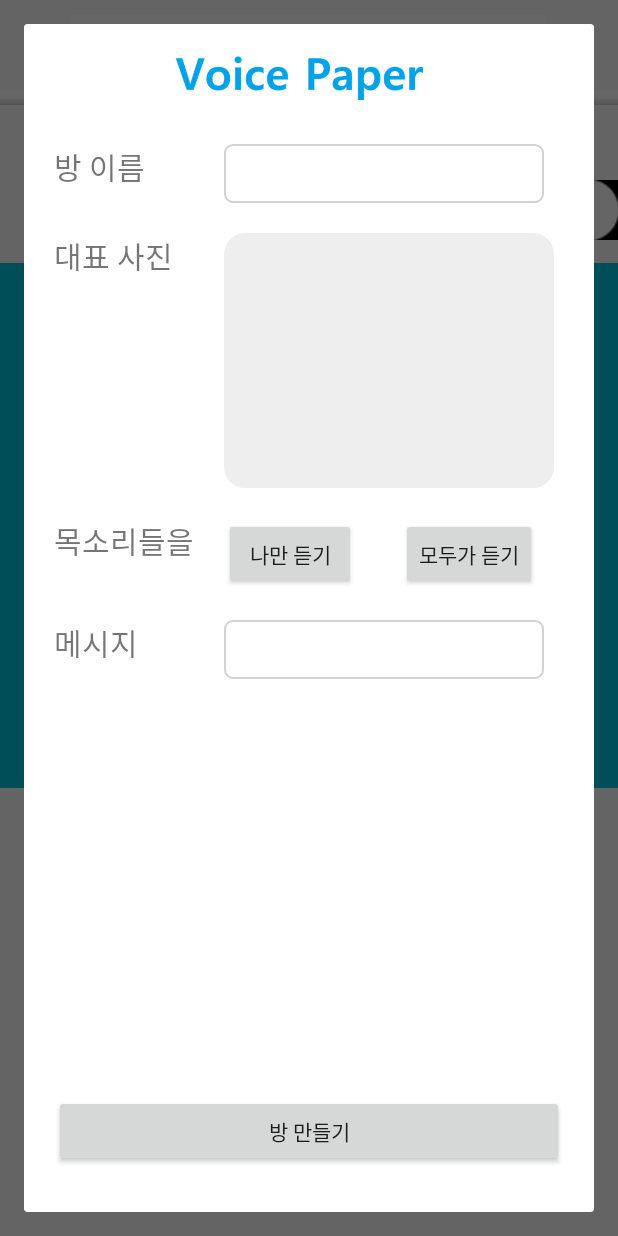
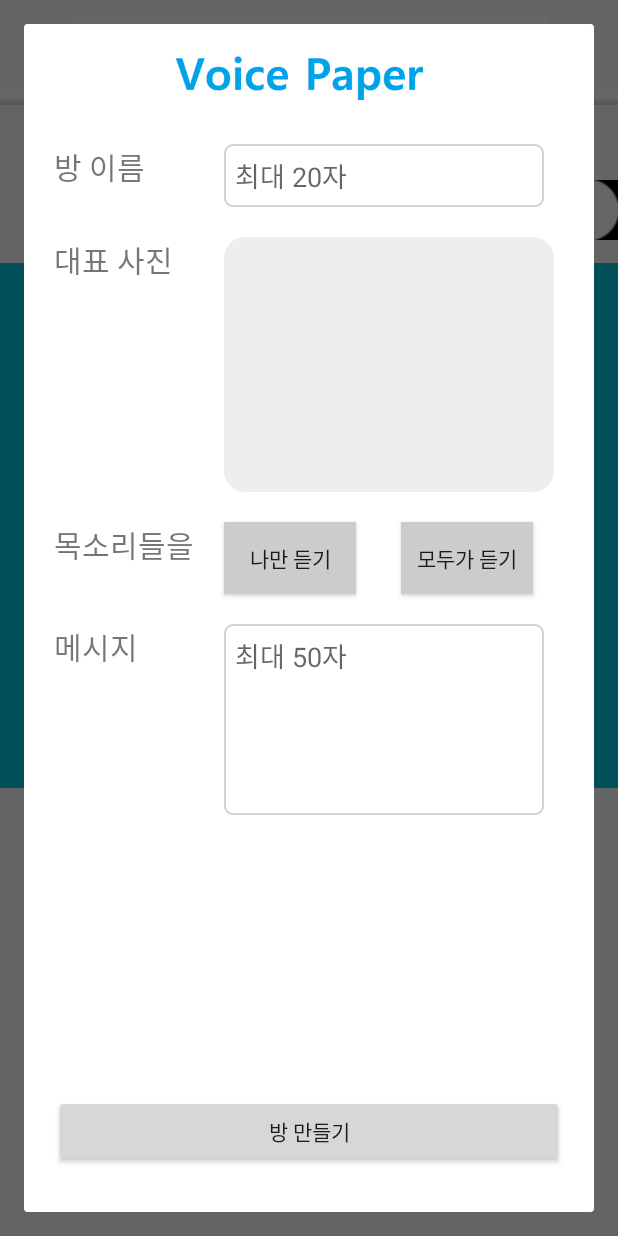
Before and after one commit to moraeso/VoicePaper, an Android app: the screen it shows after launch (MainActivity), after a tap on "방 생성하기", on a phone screen of 412 x 824 dp. Run offline under Robolectric (Android 15) with nearby library versions, the phone set to English and light mode, and no system bars; plain views replace ViewPagerIndicator.

Commit message:
방 추가 기능

```diff
--- a/app/src/main/java/com/example/voicepaper/activity/MainActivity.java
+++ b/app/src/main/java/com/example/voicepaper/activity/MainActivity.java
@@ -2,6 +2,7 @@
 
 import android.Manifest;
 import android.app.Activity;
+import android.content.DialogInterface;
 import android.content.Intent;
 import android.content.pm.PackageManager;
 import android.graphics.Bitmap;
@@ -16,9 +17,6 @@
 import androidx.appcompat.app.AppCompatActivity;
 import androidx.core.app.ActivityCompat;
 import androidx.core.content.ContextCompat;
-import androidx.fragment.app.DialogFragment;
-import androidx.fragment.app.Fragment;
-import androidx.viewpager.widget.PagerAdapter;
 import androidx.viewpager.widget.ViewPager;
 
 import com.example.voicepaper.R;
@@ -27,18 +25,17 @@
 import com.example.voicepaper.data.User;
 import com.example.voicepaper.fragment.main.CreateRoomFragment;
 import com.example.voicepaper.manager.AppManager;
+import com.example.voicepaper.util.Constants;
 
 import java.util.ArrayList;
-import java.util.Iterator;
-import java.util.List;
 
-public class MainActivity extends AppCompatActivity implements View.OnClickListener {
+public class MainActivity extends AppCompatActivity implements View.OnClickListener, DialogInterface.OnDismissListener {
+
+    private CreateRoomFragment createRoomFragment;
 
     private ViewPager roomPager;
     private RoomSlidePagerAdapter roomPagerAdapter;
     private Button createRoomBtn, enterRoomBtn;
-
-    private ArrayList<Room> roomList;
 
     private final static int MY_PERMISSIONS_READ_EXTERNAL_STORAGE = 1;
 
@@ -78,49 +75,67 @@
     }
 
     void initMyRoomList() {
-        roomList = new ArrayList<>();
+        ArrayList<Room> rooms = new ArrayList<>();
 
         Drawable drawable = getResources().getDrawable(R.drawable.ic_user_main);
         Bitmap bitmap = ((BitmapDrawable) drawable).getBitmap();
 
-        roomList.add(new Room(1001, "1Room", bitmap, "abc.url", "ㅎㅇ",
-                        AppManager.getInstance().getUser().getID()));
+        rooms.add(new Room(1001, "1Room", bitmap, "abc.url",
+                Constants.VOICE_PUBLIC, "ㅎㅇ", AppManager.getInstance().getUser().getID()));
 
-        roomList.add(new Room(1001, "2Room", bitmap, "abc.url", "ㅂㅇ",
-                        AppManager.getInstance().getUser().getID()));
+        rooms.add(new Room(1001, "2Room", bitmap, "abc.url",
+                Constants.VOICE_PUBLIC, "ㅂㅇ", AppManager.getInstance().getUser().getID()));
 
-        roomList.add(new Room(1001, "3Room", bitmap, "abc.url", "ㅂㅇ",
-                        AppManager.getInstance().getUser().getID()));
+        rooms.add(new Room(1001, "3Room", bitmap, "abc.url",
+                Constants.VOICE_PUBLIC, "ㅂㅇ", AppManager.getInstance().getUser().getID()));
 
-        roomList.add(new Room(1001, "4Room", bitmap, "abc.url", "ㅂㅇ",
-                        AppManager.getInstance().getUser().getID()));
+        rooms.add(new Room(1001, "4Room", bitmap, "abc.url",
+                Constants.VOICE_PUBLIC, "ㅂㅇ", AppManager.getInstance().getUser().getID()));
 
-        roomList.add(new Room(1001, "5Room", bitmap, "abc.url", "ㅂㅇ",
-                        AppManager.getInstance().getUser().getID()));
+        rooms.add(new Room(1001, "5Room", bitmap, "abc.url",
+                Constants.VOICE_PUBLIC, "ㅂㅇ", AppManager.getInstance().getUser().getID()));
 
-        roomList.add(new Room(1001, "6Room", bitmap, "abc.url", "ㅂㅇ",
-                        AppManager.getInstance().getUser().getID()));
+        rooms.add(new Room(1001, "6Room", bitmap, "abc.url",
+                Constants.VOICE_PUBLIC, "ㅂㅇ", AppManager.getInstance().getUser().getID()));
+
+        rooms.add(new Room(1001, "7Room", bitmap, "abc.url",
+                Constants.VOICE_PUBLIC, "ㅂㅇ", AppManager.getInstance().getUser().getID()));
+
+        rooms.add(new Room(1001, "8Room", bitmap, "abc.url",
+                Constants.VOICE_PUBLIC, "ㅂㅇ", AppManager.getInstance().getUser().getID()));
+
+        rooms.add(new Room(1001, "9Room", bitmap, "abc.url",
+                Constants.VOICE_PUBLIC, "ㅂㅇ", AppManager.getInstance().getUser().getID()));
+
+        AppManager.getInstance().setRoomList(rooms);
     }
 
 
     void initRoomPagerAdapter() {
-        roomPagerAdapter = new RoomSlidePagerAdapter(getSupportFragmentManager(), roomList);
-        roomPagerAdapter.setNumPages(roomList.size()/4 + 1);
+        roomPagerAdapter = new RoomSlidePagerAdapter(getSupportFragmentManager());
+
+        setSlidePagerAdapter();
 
         roomPager.setAdapter(roomPagerAdapter);
     }
 
     @Override
+    protected void onResume() {
+        super.onResume();
+    }
+
+    @Override
     public void onClick(View v) {
         switch (v.getId()) {
-            case R.id.btn_createRoom :
-                CreateRoomFragment createRoomFragment = CreateRoomFragment.newInstance();
-                createRoomFragment.show(getSupportFragmentManager(), null);
+            case R.id.btn_createRoom:
+                createRoomFragment = CreateRoomFragment.newInstance();
+                createRoomFragment.show(getSupportFragmentManager(), "CreateRoom");
+                getSupportFragmentManager().executePendingTransactions();
                 break;
-            case R.id.btn_enterRoom :
+            case R.id.btn_enterRoom:
 
                 break;
-            case R.id.btn_setting :
+            case R.id.btn_setting:
 
                 break;
         }
@@ -134,12 +149,12 @@
     }
 
     //갤러리 접근 권한 설정
-    private void checkPermission(){
+    private void checkPermission() {
 
         int permissionCheck = ContextCompat.checkSelfPermission(this,
                 Manifest.permission.READ_EXTERNAL_STORAGE);
 
-        if (permissionCheck!= PackageManager.PERMISSION_GRANTED) {
+        if (permissionCheck != PackageManager.PERMISSION_GRANTED) {
             ActivityCompat.requestPermissions(this,
                     new String[]{Manifest.permission.READ_EXTERNAL_STORAGE},
                     MY_PERMISSIONS_READ_EXTERNAL_STORAGE);
@@ -148,4 +163,28 @@
         }
 
     }
+
+    @Override
+    public void onDismiss(DialogInterface dialog) {
+        Log.d("sssong:MainActivity", "===============");
+        Log.d("sssong:MainActivity", "dismiss event");
+        // 다시 set
+        setSlidePagerAdapter();
+    }
+
+    public void setSlidePagerAdapter() {
+
+        ArrayList<Room> rooms = AppManager.getInstance().getRoomList();
+
+        roomPagerAdapter.setRoomList(rooms);
+        roomPagerAdapter.setMaxPages((rooms.size() - 1) / 4 + 1);
+
+        roomPagerAdapter.initFragments();
+
+        for (int i=0; i<roomPagerAdapter.getCount(); i++) {
+            roomPagerAdapter.addItem(i);
+        }
+
+        roomPagerAdapter.notifyDataSetChanged();
+    }
 }
--- a/app/src/main/java/com/example/voicepaper/adapter/RoomSlidePagerAdapter.java
+++ b/app/src/main/java/com/example/voicepaper/adapter/RoomSlidePagerAdapter.java
@@ -2,31 +2,61 @@
 
 import android.util.Log;
 
+import androidx.annotation.NonNull;
 import androidx.fragment.app.Fragment;
 import androidx.fragment.app.FragmentManager;
 import androidx.fragment.app.FragmentPagerAdapter;
 
 import com.example.voicepaper.data.Room;
 import com.example.voicepaper.fragment.main.RoomSlidePageFragment;
+import com.example.voicepaper.manager.AppManager;
 import com.example.voicepaper.util.Constants;
 
 import java.util.ArrayList;
 
 public class RoomSlidePagerAdapter extends FragmentPagerAdapter {
 
-    private int numPages;
+    private int maxPages;
     private ArrayList<Room> roomList;
+    // ViewPager에 들어갈 Fragment들을 담을 리스트
+    private ArrayList<RoomSlidePageFragment> fragments = new ArrayList<>();
 
-    public RoomSlidePagerAdapter(FragmentManager fm, ArrayList<Room> roomList) {
+    public RoomSlidePagerAdapter(FragmentManager fm) {
         super(fm);
-
-        this.roomList = roomList;
     }
 
     @Override
     public Fragment getItem(int position) {
-        ArrayList<Room> rooms = new ArrayList<>();
+        return fragments.get(position);
+    }
 
+    @Override
+    public int getItemPosition(@NonNull Object object) {
+        Log.d("sssong:RoomPagerAdapter", "getItemPosition");
+
+        return POSITION_NONE;
+    }
+    @Override
+    public int getCount() {
+        return maxPages;
+    }
+
+    public void setMaxPages(int maxPages) {
+        this.maxPages = maxPages;
+    }
+
+    public void initFragments() {
+        fragments = new ArrayList<>();
+    }
+
+    public void setRoomList(ArrayList<Room> roomList) {
+        this.roomList = roomList;
+    }
+
+    public void addItem(int position) {
+        //ArrayList<Room> rooms = new ArrayList<>();
+
+        /*
         int roomNum = Constants.ROOMS;
         if (((roomList.size() - 1) / Constants.ROOMS) == position)
             roomNum = roomList.size() % Constants.ROOMS;
@@ -34,21 +64,13 @@
         for (int i = 0; i < roomNum; i++) {
             rooms.add(roomList.get(position * Constants.ROOMS + i));
         }
-        /*
-        Log.d("sssong:RoomPagerAdapter", "room size : " + roomList.size());
-        Log.d("sssong:RoomPagerAdapter", "roomNum : " + roomNum);
-        Log.d("sssong:RoomPagerAdapter",
-                "room profile : " + roomList.get((roomList.size() - 1) / 4 * 4 + 0).getProfileImage().toString());
 */
-        return new RoomSlidePageFragment(rooms, position);
-    }
+        //Log.d("sssong:RoomPagerAdapter", "======================");
+        //Log.d("sssong:RoomPagerAdapter", "getItem pos : " + position);
+        //Log.d("sssong:RoomPagerAdapter", "getItem roomNum : " + roomNum);
+        //Log.d("sssong:RoomPagerAdapter", "getItem roomSize : " + rooms.size());
+        //Log.d("sssong:RoomPagerAdapter", "======================");
 
-    @Override
-    public int getCount() {
-        return numPages;
-    }
-
-    public void setNumPages(int numPages) {
-        this.numPages = numPages;
+        fragments.add(new RoomSlidePageFragment(position));
     }
 }
--- a/app/src/main/java/com/example/voicepaper/data/Room.java
+++ b/app/src/main/java/com/example/voicepaper/data/Room.java
@@ -10,14 +10,16 @@
     private Bitmap profileImage;
     private String profileString;
     private String comment;
+    private int permission;
     private String hostID;
     // private ArrayList<RoomMember> roomMemberItems;
 
-    public Room(int id, String name, Bitmap profileImage, String profileString, String comment, String hostID) {
+    public Room(int id, String name, Bitmap profileImage, String profileString, int permission, String comment, String hostID) {
         this.id = id;
         this.name = name;
         this.profileImage = profileImage;
         this.profileString = profileString;
+        this.permission = permission;
         this.comment = comment;
         this.hostID = hostID;
     }
@@ -62,6 +64,10 @@
         this.comment = comment;
     }
 
+    public int getPermission() { return permission; }
+
+    public void setPermission(int permission) { this.permission = permission; }
+
     public String getHostID() {
         return hostID;
     }
--- a/app/src/main/java/com/example/voicepaper/fragment/main/CreateRoomFragment.java
+++ b/app/src/main/java/com/example/voicepaper/fragment/main/CreateRoomFragment.java
@@ -3,6 +3,7 @@
 import android.Manifest;
 import android.app.Activity;
 import android.app.Dialog;
+import android.content.DialogInterface;
 import android.content.Intent;
 import android.content.pm.PackageManager;
 import android.database.Cursor;
@@ -10,6 +11,8 @@
 import android.graphics.BitmapFactory;
 import android.graphics.Color;
 import android.graphics.Matrix;
+import android.graphics.drawable.BitmapDrawable;
+import android.graphics.drawable.Drawable;
 import android.media.ExifInterface;
 import android.net.Uri;
 import android.os.Bundle;
@@ -27,6 +30,7 @@
 import androidx.fragment.app.DialogFragment;
 
 import com.example.voicepaper.R;
+import com.example.voicepaper.data.Room;
 import com.example.voicepaper.manager.AppManager;
 import com.example.voicepaper.util.Constants;
 
@@ -34,7 +38,7 @@
 
 public class CreateRoomFragment extends DialogFragment implements View.OnClickListener {
 
-    private EditText roomNameEt, roomTextEt;
+    private EditText roomNameEt, roomCommentEt;
     private ImageButton roomProfileIb;
     private Button privateVoiceBtn, publicVoiceBtn, createRoomBtn;
     private Bitmap roomProfile;
@@ -71,10 +75,13 @@
         roomProfileIb = (ImageButton) view.findViewById(R.id.ib_roomProfile);
         privateVoiceBtn = (Button) view.findViewById(R.id.btn_privateVoice);
         publicVoiceBtn = (Button) view.findViewById(R.id.btn_publicVoice);
-        roomTextEt = (EditText) view.findViewById(R.id.et_roomText);
+        roomCommentEt = (EditText) view.findViewById(R.id.et_roomComment);
         createRoomBtn = (Button) view.findViewById(R.id.btn_createRoom);
 
-        voicePermission = Constants.VOICE_PRIVATE;
+        publicVoiceBtn.setBackgroundColor(Color.LTGRAY);
+        privateVoiceBtn.setBackgroundColor(Color.LTGRAY);
+
+        voicePermission = Constants.SELECTED_NONE;
 
         privateVoiceBtn.setOnClickListener(this);
         publicVoiceBtn.setOnClickListener(this);
@@ -94,20 +101,22 @@
     @Override
     public void onClick(View v) {
         switch (v.getId()) {
-            case R.id.btn_privateVoice :
+            case R.id.btn_privateVoice:
                 voicePermission = Constants.VOICE_PRIVATE;
                 privateVoiceBtn.setBackgroundColor(Color.CYAN);
                 publicVoiceBtn.setBackgroundColor(Color.LTGRAY);
                 break;
-            case R.id.btn_publicVoice :
+            case R.id.btn_publicVoice:
                 voicePermission = Constants.VOICE_PUBLIC;
                 privateVoiceBtn.setBackgroundColor(Color.LTGRAY);
                 publicVoiceBtn.setBackgroundColor(Color.CYAN);
                 break;
-            case R.id.ib_roomProfile :
-                pushImageButton();
+            case R.id.ib_roomProfile:
+                doTakeAlbumAction();
                 break;
-            case R.id.btn_createRoom :
+            case R.id.btn_createRoom:
+
+                addRoomInList();
                 dismiss(); //  임시 여기서 서버 호출해서 방 생성
                 break;
         }
@@ -128,11 +137,11 @@
     public void onActivityResult(int requestCode, int resultCode, @Nullable Intent data) {
         super.onActivityResult(requestCode, resultCode, data);
         Log.d("sssong:CRFragment", "requestCode : " + requestCode);
-        Log.d("sssong:CRFragment", "RESULTCODE : " + ((Activity)AppManager.getInstance().getContext()).RESULT_OK);
+        Log.d("sssong:CRFragment", "RESULTCODE : " + ((Activity) AppManager.getInstance().getContext()).RESULT_OK);
 
-        if (resultCode == ((Activity)AppManager.getInstance().getContext()).RESULT_OK) {
+        if (resultCode == ((Activity) AppManager.getInstance().getContext()).RESULT_OK) {
 
-            if (requestCode == PICK_FROM_ALBUM)  {
+            if (requestCode == PICK_FROM_ALBUM) {
                 //앨범 선택
                 Uri uri = data.getData();
                 roomProfileUri = uri;
@@ -154,8 +163,15 @@
         }
     }
 
+    private boolean verifyEnteredInfo() {
+        boolean check = true;
+
+
+        return check;
+    }
+
     private String getRealPathFromURI(Uri contentUri) {
-        int column_index=0;
+        int column_index = 0;
         String[] proj = {MediaStore.Images.Media.DATA};
         Cursor cursor = getActivity().getContentResolver().query(contentUri, proj, null, null, null);
         cursor.moveToFirst();
@@ -173,24 +189,59 @@
         return Bitmap.createBitmap(src, 0, 0, src.getWidth(), src.getHeight(), matrix, true);
     }
 
+    // 이미지 각도 조절
     private int exifOrientationToDegrees(int exifOrientation) {
-        if (exifOrientation == ExifInterface.ORIENTATION_ROTATE_90) { return 90; }
-        else if (exifOrientation == ExifInterface.ORIENTATION_ROTATE_180) { return 180; }
-        else if (exifOrientation == ExifInterface.ORIENTATION_ROTATE_270) { return 270; }
+        if (exifOrientation == ExifInterface.ORIENTATION_ROTATE_90) {
+            return 90;
+        } else if (exifOrientation == ExifInterface.ORIENTATION_ROTATE_180) {
+            return 180;
+        } else if (exifOrientation == ExifInterface.ORIENTATION_ROTATE_270) {
+            return 270;
+        }
         return 0;
     }
 
     // 앨범에서 이미지 가져오기
-    public void doTakeAlbumAction() {
+    private void doTakeAlbumAction() {
         Intent intent = new Intent(Intent.ACTION_PICK);
         intent.setData(MediaStore.Images.Media.EXTERNAL_CONTENT_URI);
         intent.setType("image/*");
-        startActivityForResult(intent,PICK_FROM_ALBUM);
+        startActivityForResult(intent, PICK_FROM_ALBUM);
     }
 
-    public void pushImageButton() {
-        doTakeAlbumAction();
+    private void addRoomInList() {
+
+        // 여기서 room 생성 서버 통신
+
+        // Room (int id, String name, Bitmap profileImage, String profileString, String comment, String hostID)
+
+        /*
+        Room newRoom = new Room(1, roomNameEt.toString(), roomProfile,
+                "image.url", voicePermission, roomCommentEt.toString(),
+                AppManager.getInstance().getUser().getID());
+*/
+
+        Log.d("sssong:CRFragment", "addRoomInList");
+
+        if (roomProfile == null) {
+            Drawable drawable = getResources().getDrawable(R.drawable.ic_user_main);
+            roomProfile = ((BitmapDrawable) drawable).getBitmap();
+        }
+        // 임시 추가
+        Room newRoom = new Room(1, roomNameEt.getText().toString(), roomProfile,
+                "image.url", voicePermission, roomCommentEt.getText().toString(),
+                AppManager.getInstance().getUser().getID());
+
+        AppManager.getInstance().getRoomList().add(newRoom);
 
     }
 
+    @Override
+    public void onDismiss(@NonNull DialogInterface dialog) {
+        super.onDismiss(dialog);
+        final Activity activity = getActivity();
+        if (activity instanceof DialogInterface.OnDismissListener) {
+            ((DialogInterface.OnDismissListener) activity).onDismiss(dialog);
+        }
+    }
 }
--- a/app/src/main/java/com/example/voicepaper/fragment/main/RoomSlidePageFragment.java
+++ b/app/src/main/java/com/example/voicepaper/fragment/main/RoomSlidePageFragment.java
@@ -14,19 +14,21 @@
 
 import com.example.voicepaper.R;
 import com.example.voicepaper.data.Room;
+import com.example.voicepaper.manager.AppManager;
 import com.example.voicepaper.util.Constants;
 
+import java.lang.reflect.Array;
 import java.util.ArrayList;
 
 public class RoomSlidePageFragment extends Fragment {
 
     private ImageView[] roomProfile = new ImageView[Constants.ROOMS];
     private TextView[] roomNameTv = new TextView[Constants.ROOMS];
-    private ArrayList<Room> roomList;
+    //private ArrayList<Room> roomList;
     private int page;
 
-    public RoomSlidePageFragment(ArrayList<Room> roomList, int page) {
-        this.roomList = roomList;
+    public RoomSlidePageFragment(int page) {
+        //this.roomList = roomList;
         this.page = page;
     }
 
@@ -36,27 +38,51 @@
         ViewGroup view = (ViewGroup) inflater.inflate(
                 R.layout.fragment_room_slide_page, container, false);
 
-
-        initView(view, roomList);
-
-        return view;
-    }
-
-    public void initView(ViewGroup view, ArrayList<Room> roomList) {
-
         roomProfile[0] = (ImageView) view.findViewById(R.id.iv_roomProfile1);
         roomProfile[1] = (ImageView) view.findViewById(R.id.iv_roomProfile2);
         roomProfile[2] = (ImageView) view.findViewById(R.id.iv_roomProfile3);
         roomProfile[3] = (ImageView) view.findViewById(R.id.iv_roomProfile4);
+
+        //roomProfile[0].setOnLongClickListener(this);
 
         roomNameTv[0] = (TextView) view.findViewById(R.id.tv_roomName1);
         roomNameTv[1] = (TextView) view.findViewById(R.id.tv_roomName2);
         roomNameTv[2] = (TextView) view.findViewById(R.id.tv_roomName3);
         roomNameTv[3] = (TextView) view.findViewById(R.id.tv_roomName4);
 
-        for (int i = 0; i < roomList.size(); i++) {
-            roomProfile[i].setImageBitmap(roomList.get(i).getProfileImage());
-            roomNameTv[i].setText(roomList.get(i).getName());
+        //Log.d("sssong:RoomSlideFrgmt", "list size(initView) : " + roomList.size());
+
+
+        initView();
+
+        return view;
+    }
+
+
+
+    public void initView() {
+
+        //Log.d("sssong:RoomSlideFrgmt", "list size : " + roomList.size());
+        ArrayList<Room> allRooms = AppManager.getInstance().getRoomList();
+        ArrayList<Room> curRooms = new ArrayList<Room>();
+        int roomNum = Constants.ROOMS;
+
+        if (((allRooms.size() - 1) / Constants.ROOMS) == page
+                && allRooms.size() % Constants.ROOMS != 0) {
+            roomNum = allRooms.size() % Constants.ROOMS;
         }
+
+        for (int i = 0; i < roomNum; i++) {
+            curRooms.add(allRooms.get(page * Constants.ROOMS + i));
+        }
+
+        for (int i = 0; i < curRooms.size(); i++) {
+
+            roomProfile[i].setImageBitmap(curRooms.get(i).getProfileImage());
+            roomNameTv[i].setText(curRooms.get(i).getName());
+        }
+
+        Log.d("sssong:RoomSlideFrgmt", "page : " + page);
+        Log.d("sssong:RoomSlideFrgmt", "roomNum : " + roomNum);
     }
 }
--- a/app/src/main/java/com/example/voicepaper/util/Constants.java
+++ b/app/src/main/java/com/example/voicepaper/util/Constants.java
@@ -1,6 +1,8 @@
 package com.example.voicepaper.util;
 
 public class Constants {
+    public static final int SELECTED_NONE = -1;
+
     public static final int VOICE_PUBLIC = 0;
     public static final int VOICE_PRIVATE = 1;
 
--- a/app/src/main/res/layout/fragment_createroom.xml
+++ b/app/src/main/res/layout/fragment_createroom.xml
@@ -35,6 +35,9 @@
             android:padding="7dp"
             android:ems="10"
             android:inputType="textPersonName"
+            android:maxLines ="1"
+            android:maxLength="20"
+            android:hint="최대 20자"
             android:layout_toRightOf="@id/tv_roomName"
             android:layout_alignTop="@id/tv_roomName"
             android:layout_alignLeft="@id/btn_privateVoice"
@@ -86,7 +89,7 @@
             android:text="모두가 듣기" />
 
         <TextView
-            android:id="@+id/tv_roomText"
+            android:id="@+id/tv_roomComment"
             android:layout_margin="20dp"
             android:layout_width="wrap_content"
             android:layout_height="wrap_content"
@@ -95,15 +98,20 @@
             android:text="메시지" />
 
         <EditText
-            android:id="@+id/et_roomText"
+            android:id="@+id/et_roomComment"
             android:layout_width="wrap_content"
             android:layout_height="wrap_content"
             android:background="@drawable/custom_rounded_edittext"
             android:padding="7dp"
             android:ems="10"
+            android:lines="5"
+            android:maxLines ="5"
+            android:maxLength="50"
+            android:hint="최대 50자"
             android:inputType="textMultiLine"
-            android:layout_toRightOf="@id/tv_roomText"
-            android:layout_alignTop="@id/tv_roomText"
+            android:gravity="top|left"
+            android:layout_toRightOf="@id/tv_roomComment"
+            android:layout_alignTop="@id/tv_roomComment"
             android:layout_alignLeft="@id/btn_privateVoice"
             android:text="" />
     </RelativeLayout>
```
